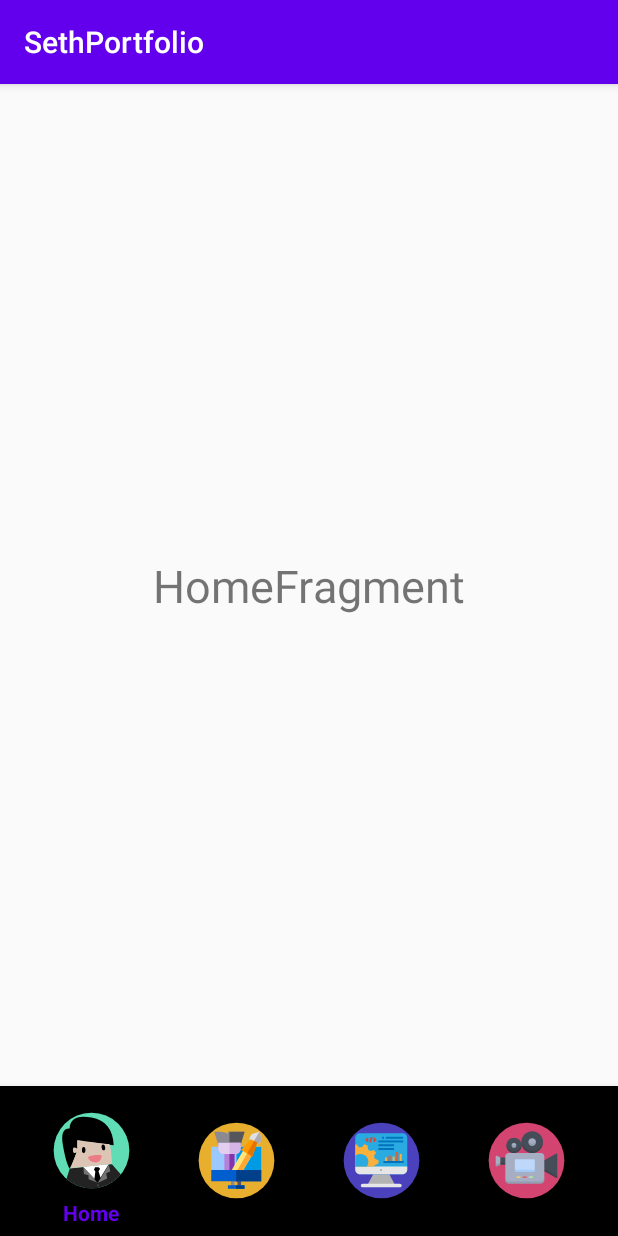
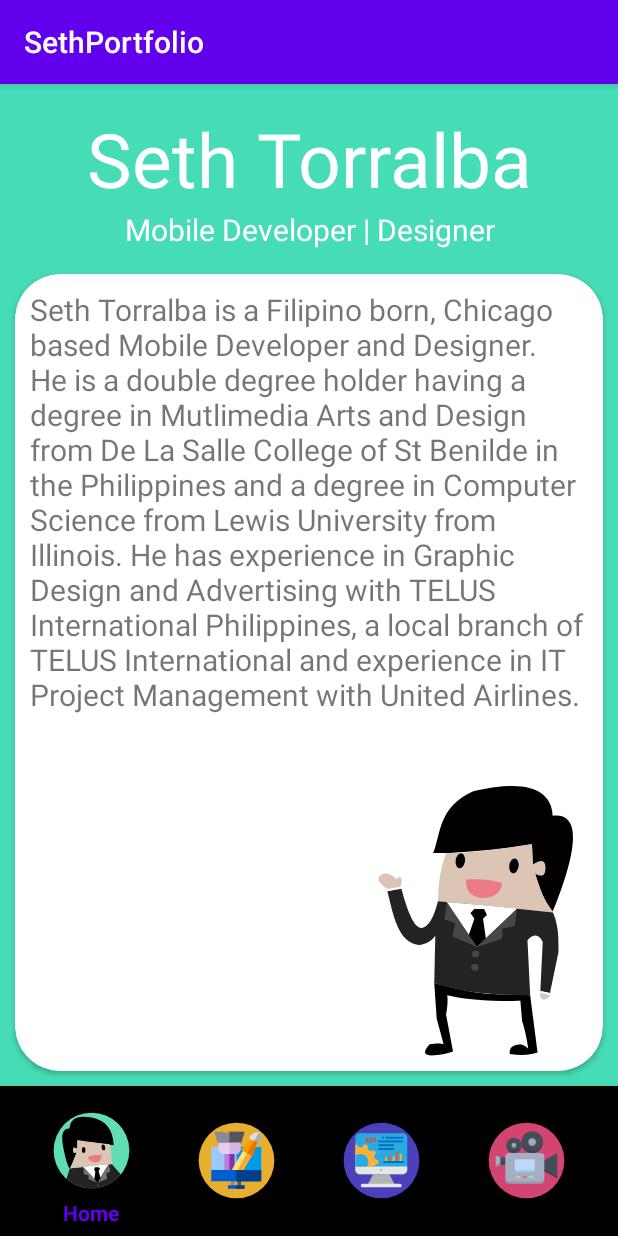
Before and after one commit to StellarSkyline/SethPortfolioAndroid, an Android app: the FragmentHome screen opened directly, with no data from a screen before it, on a phone screen of 412 x 824 dp. Run offline under Robolectric (Android 15) with nearby library versions, the phone set to English and light mode, and no system bars.

Commit message:
Fragment: Home Fragment implemented

```diff
--- /dev/null
+++ b/app/src/main/java/com/example/sethportfolio/data/repo/FragmentRepo.kt
@@ -0,0 +1,15 @@
+package com.example.sethportfolio.data.repo
+
+class FragmentRepo() {
+
+    //Variables
+    val introString = "Seth Torralba is a Filipino born, Chicago based Mobile Developer and Designer." +
+            " He is a double degree holder having a degree in Mutlimedia Arts and Design from De La Salle College of St Benilde" +
+            " in the Philippines and a degree in Computer Science from Lewis University from Illinois. He has experience in" +
+            " Graphic Design and Advertising with TELUS International Philippines, a local branch of TELUS International and experience in" +
+            " IT Project Management with United Airlines."
+
+
+    //Functions
+
+}
--- /dev/null
+++ b/app/src/main/java/com/example/sethportfolio/data/vmodel/FragmentViewModel.kt
@@ -0,0 +1,24 @@
+package com.example.sethportfolio.data.vmodel
+
+import androidx.lifecycle.ViewModel
+import com.example.sethportfolio.data.repo.FragmentRepo
+
+class FragmentViewModel:ViewModel() {
+
+    //Initalize repo
+    val repo by lazy { FragmentRepo() }
+
+
+    //Home Fragment items============================
+
+    fun introText():String {
+        return repo.introString
+    }
+
+
+
+
+    //===============================================
+
+
+}
--- a/app/src/main/java/com/example/sethportfolio/ui/fragment/FragmentHome.kt
+++ b/app/src/main/java/com/example/sethportfolio/ui/fragment/FragmentHome.kt
@@ -5,9 +5,14 @@ import android.view.LayoutInflater
 import android.view.View
 import android.view.ViewGroup
 import androidx.fragment.app.Fragment
+import androidx.fragment.app.activityViewModels
 import com.example.sethportfolio.R
+import com.example.sethportfolio.data.vmodel.FragmentViewModel
+import kotlinx.android.synthetic.main.fragment_home.*
 
 class FragmentHome: Fragment() {
+
+   val viewModel:FragmentViewModel by activityViewModels()
 
     override fun onCreateView(
         inflater: LayoutInflater,
@@ -19,5 +24,8 @@ class FragmentHome: Fragment() {
 
     override fun onViewCreated(view: View, savedInstanceState: Bundle?) {
         super.onViewCreated(view, savedInstanceState)
+
+        text_view_intro.text = viewModel.introText()
+
     }
 }
--- /dev/null
+++ b/app/src/main/res/drawable/ic_img_avatar.xml
@@ -0,0 +1,102 @@
+<vector xmlns:android="http://schemas.android.com/apk/res/android"
+    android:width="731dp"
+    android:height="1117dp"
+    android:viewportWidth="731"
+    android:viewportHeight="1117">
+  <path
+      android:pathData="M76.62,519.02C-25.25,242.64 -25.25,110.52 76.62,122.64C83.6,6.51 182.71,-27.15 373.94,21.67C503.78,86.89 494.11,187.17 524.36,277.43L463.44,277.43C358.81,270.51 254.97,260.82 153.86,241.42L151,324C133.85,401.2 112.64,471.92 76.62,519.02Z"
+      android:strokeWidth="1"
+      android:fillColor="#000000"
+      android:fillType="evenOdd"
+      android:strokeColor="#00000000"/>
+  <path
+      android:pathData="M153.8,239.96L150.75,324.72C119.14,301.42 103.33,306.11 103.33,338.77C103.33,371.43 116.35,379.01 142.38,361.51C124.88,420.08 108.41,480.31 77.55,517.43L77.55,523.15L506.38,476.66C505.99,399.97 495.14,334.63 476.26,277.97C341.74,273.61 244.32,257.85 153.8,239.96Z"
+      android:strokeWidth="1"
+      android:fillColor="#DDC5B6"
+      android:fillType="evenOdd"
+      android:strokeColor="#00000000"/>
+  <path
+      android:pathData="M204.13,332.5a31,17.5 83,1 0,34.74 -4.27a31,17.5 83,1 0,-34.74 4.27z"
+      android:strokeWidth="1"
+      android:fillColor="#000000"
+      android:fillType="evenOdd"
+      android:strokeColor="#00000000"/>
+  <path
+      android:pathData="M405.13,311.5a31,17.5 83,1 0,34.74 -4.27a31,17.5 83,1 0,-34.74 4.27z"
+      android:strokeWidth="1"
+      android:fillColor="#000000"
+      android:fillType="evenOdd"
+      android:strokeColor="#00000000"/>
+  <path
+      android:pathData="M400.86,386.97C402.07,407.39 398.88,426.88 388.53,440.39C379.08,452.73 363.61,459.78 340.88,464.19C301.97,462.68 271.24,449.8 265.19,402.62C313.83,383.3 357.41,384.88 400.86,386.97Z"
+      android:strokeWidth="1"
+      android:fillColor="#EB7C85"
+      android:fillType="evenOdd"
+      android:strokeColor="#00000000"/>
+  <path
+      android:pathData="M160.62,865.28L132.91,1102.47C159.7,1113.61 194.74,1115.4 236.87,1109.18C240.3,1086.47 230.17,1071.26 197.26,1068.62C184.38,1071.25 175.32,1078.14 168.02,1087.01C172.64,1046.91 180.58,1008.27 190.98,970.72L197.26,888.93C322.33,890.19 413.67,882.31 471.26,865.28C468.97,886.09 470.53,912.65 475.94,944.94L449.82,1098.09C472.65,1107.04 499.86,1112.88 531.81,1115.37C567.16,1112.28 556.16,1091.97 536.96,1068.62C511.62,1064.36 494.33,1064.36 485.1,1068.62L511.11,961.94L520.2,814.79C320.63,877.57 264.67,857.56 160.62,865.28Z"
+      android:strokeWidth="1"
+      android:fillColor="#000000"
+      android:fillType="evenOdd"
+      android:strokeColor="#00000000"/>
+  <path
+      android:pathData="M54.64,687.55C56.04,654.28 49.77,587.78 74.95,523.15C218.66,505.97 361.15,489.93 506.38,476.73C522.67,546.86 542.91,583.65 567.1,587.1C591.29,590.55 616.68,536.51 643.26,424.98L695.92,435.59C673.21,536.96 656.35,648.04 578.42,657.62C552.53,654.59 531.58,642.23 516.23,619.31L520.2,814.79C407.15,858.71 284.68,864.77 160.62,865.28L170.7,637.94C144.82,607.16 125.47,616.69 113.51,645.13L122.51,848.1L86.39,856.52L54.64,687.55Z"
+      android:strokeWidth="1"
+      android:fillColor="#232323"
+      android:fillType="evenOdd"
+      android:strokeColor="#00000000"/>
+  <path
+      android:pathData="M365,694.37m-14,0a14,14 0,1 1,28 0a14,14 0,1 1,-28 0"
+      android:strokeWidth="1"
+      android:fillColor="#474747"
+      android:fillType="evenOdd"
+      android:strokeColor="#00000000"/>
+  <path
+      android:pathData="M368,750.37m-14,0a14,14 0,1 1,28 0a14,14 0,1 1,-28 0"
+      android:strokeWidth="1"
+      android:fillColor="#474747"
+      android:fillType="evenOdd"
+      android:strokeColor="#00000000"/>
+  <path
+      android:pathData="M209.05,507.07C297.8,497.81 384.87,487.2 473.82,479.97L360.5,665.86L209.05,507.07Z"
+      android:strokeWidth="1"
+      android:fillColor="#FFFFFF"
+      android:fillType="evenOdd"
+      android:strokeColor="#00000000"/>
+  <path
+      android:pathData="M352.01,508.34l-18.87,0l-10.59,25l14.73,15.6l-10.66,81.66l33.88,35.26l30.6,-48.03l-21.33,-68.89l14.49,-23.71l-14.49,-16.89z"
+      android:strokeWidth="1"
+      android:fillColor="#000000"
+      android:fillType="evenOdd"
+      android:strokeColor="#00000000"/>
+  <path
+      android:pathData="M209.94,508.34l8.41,70.39l46.83,11.78l0,40.97l95.31,34.37l91.89,-43.08l-10.52,-55.37l40.56,-14.78l-9.27,-72.67l-112.66,184.91z"
+      android:strokeWidth="1"
+      android:fillColor="#474747"
+      android:fillType="evenOdd"
+      android:strokeColor="#00000000"/>
+  <path
+      android:pathData="M646.02,416.91l-1.27,4.94l51.17,13.74l1.07,-9.34z"
+      android:strokeWidth="1"
+      android:fillColor="#FFFFFF"
+      android:fillType="evenOdd"
+      android:strokeColor="#00000000"/>
+  <path
+      android:pathData="M646.48,416.58C639.91,392.06 641.05,378.55 649.9,376.03C655.09,377.1 658.72,381.04 661.46,386.65C683.64,361.76 703.51,355.82 721.08,368.83C738.65,381.84 730.04,400.98 695.26,426.25L646.48,416.58Z"
+      android:strokeWidth="1"
+      android:fillColor="#DDC5B6"
+      android:fillType="evenOdd"
+      android:strokeColor="#00000000"/>
+  <path
+      android:pathData="M86.39,856.52l36.12,-8.42l0,8.42l-36.12,8.77z"
+      android:strokeWidth="1"
+      android:fillColor="#FFFFFF"
+      android:fillType="evenOdd"
+      android:strokeColor="#00000000"/>
+  <path
+      android:pathData="M86.39,865.28L122.51,856.52C124.69,874.27 120.69,883.14 110.51,883.14C100.33,883.14 92.29,877.19 86.39,865.28Z"
+      android:strokeWidth="1"
+      android:fillColor="#DDC5B6"
+      android:fillType="evenOdd"
+      android:strokeColor="#00000000"/>
+</vector>
--- a/app/src/main/res/layout/fragment_home.xml
+++ b/app/src/main/res/layout/fragment_home.xml
@@ -1,19 +1,68 @@
 <?xml version="1.0" encoding="utf-8"?>
-<androidx.constraintlayout.widget.ConstraintLayout
-    xmlns:android="http://schemas.android.com/apk/res/android"
+<androidx.constraintlayout.widget.ConstraintLayout xmlns:android="http://schemas.android.com/apk/res/android"
     xmlns:app="http://schemas.android.com/apk/res-auto"
     xmlns:tools="http://schemas.android.com/tools"
     android:layout_width="match_parent"
-    android:layout_height="match_parent">
+    android:layout_height="match_parent"
+    android:background="@color/colorLightGreen">
 
     <TextView
-        android:id="@+id/textView3"
-        android:layout_width="wrap_content"
+        android:id="@+id/text_view_title_homeF"
+        android:layout_width="0dp"
         android:layout_height="wrap_content"
-        android:text="HomeFragment"
-        android:textSize="30dp"
+        android:layout_marginTop="16dp"
+        android:text="Seth Torralba"
+        android:textAlignment="center"
+        android:textColor="#FFFFFF"
+        android:textSize="50dp"
+        app:layout_constraintEnd_toEndOf="parent"
+        app:layout_constraintStart_toStartOf="parent"
+        app:layout_constraintTop_toTopOf="parent" />
+
+    <TextView
+        android:id="@+id/textView7"
+        android:layout_width="0dp"
+        android:layout_height="wrap_content"
+        android:text="Mobile Developer | Designer"
+        android:textAlignment="center"
+        android:textColor="#FFFFFF"
+        android:textSize="20dp"
+        app:layout_constraintEnd_toEndOf="parent"
+        app:layout_constraintStart_toStartOf="parent"
+        app:layout_constraintTop_toBottomOf="@+id/text_view_title_homeF" />
+
+    <androidx.cardview.widget.CardView
+        android:id="@+id/card_view"
+        android:layout_width="0dp"
+        android:layout_height="0dp"
+        android:layout_marginStart="10dp"
+        android:layout_marginTop="16dp"
+        android:layout_marginEnd="10dp"
+        android:layout_marginBottom="10dp"
+        app:cardCornerRadius="30dp"
         app:layout_constraintBottom_toBottomOf="parent"
         app:layout_constraintEnd_toEndOf="parent"
         app:layout_constraintStart_toStartOf="parent"
-        app:layout_constraintTop_toTopOf="parent" />
+        app:layout_constraintTop_toBottomOf="@+id/textView7" >
+
+        <TextView
+            android:id="@+id/text_view_intro"
+            android:layout_width="match_parent"
+            android:layout_height="match_parent"
+            android:inputType="textMultiLine"
+            android:padding="10dp"
+            android:text="TextView"
+            android:textSize="20dp" />
+
+        <ImageView
+            android:id="@+id/imageView3"
+            android:layout_width="130dp"
+            android:layout_height="180dp"
+            android:layout_gravity="bottom|right"
+            android:layout_marginRight="20dp"
+            android:layout_marginBottom="10dp"
+            android:background="@drawable/ic_img_avatar"
+            android:rotationY="180" />
+
+    </androidx.cardview.widget.CardView>
 </androidx.constraintlayout.widget.ConstraintLayout>
```
Also changed, not shown: 1 other file.
